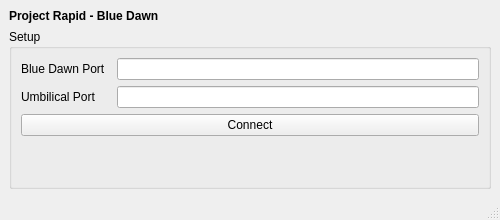
Above: GSE/mainwindow.ui from Bruin-Spacecraft-Group/Rapid-Blue-Dawn-Ground-Testing before the change. Below: the same form after it.
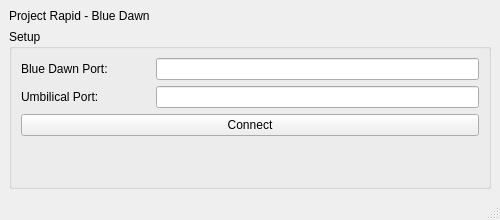
That is the form after the change. Icons and pictures are not drawn.

Diff of the .ui file:
```diff
--- a/GSE/mainwindow.ui
+++ b/GSE/mainwindow.ui
@@ -33,12 +33,6 @@
         <height>25</height>
        </size>
       </property>
-      <property name="font">
-       <font>
-        <weight>75</weight>
-        <bold>true</bold>
-       </font>
-      </property>
       <property name="text">
        <string>Project Rapid - Blue Dawn</string>
       </property>
@@ -51,7 +45,7 @@
       </property>
       <layout class="QVBoxLayout" name="verticalLayout_2">
        <item>
-        <layout class="QHBoxLayout" name="horizontalLayout" stretch="1,4">
+        <layout class="QHBoxLayout" name="horizontalLayout" stretch="2,5">
          <item>
           <widget class="QLabel" name="labelBlue">
            <property name="maximumSize">
@@ -61,7 +55,7 @@
             </size>
            </property>
            <property name="text">
-            <string>Blue Dawn Port</string>
+            <string>Blue Dawn Port:</string>
            </property>
           </widget>
          </item>
@@ -78,11 +72,11 @@
         </layout>
        </item>
        <item>
-        <layout class="QHBoxLayout" name="horizontalLayout_3" stretch="1,4">
+        <layout class="QHBoxLayout" name="horizontalLayout_3" stretch="2,5">
          <item>
           <widget class="QLabel" name="labelUmb">
            <property name="text">
-            <string>Umbilical Port</string>
+            <string>Umbilical Port:</string>
            </property>
           </widget>
          </item>
```
